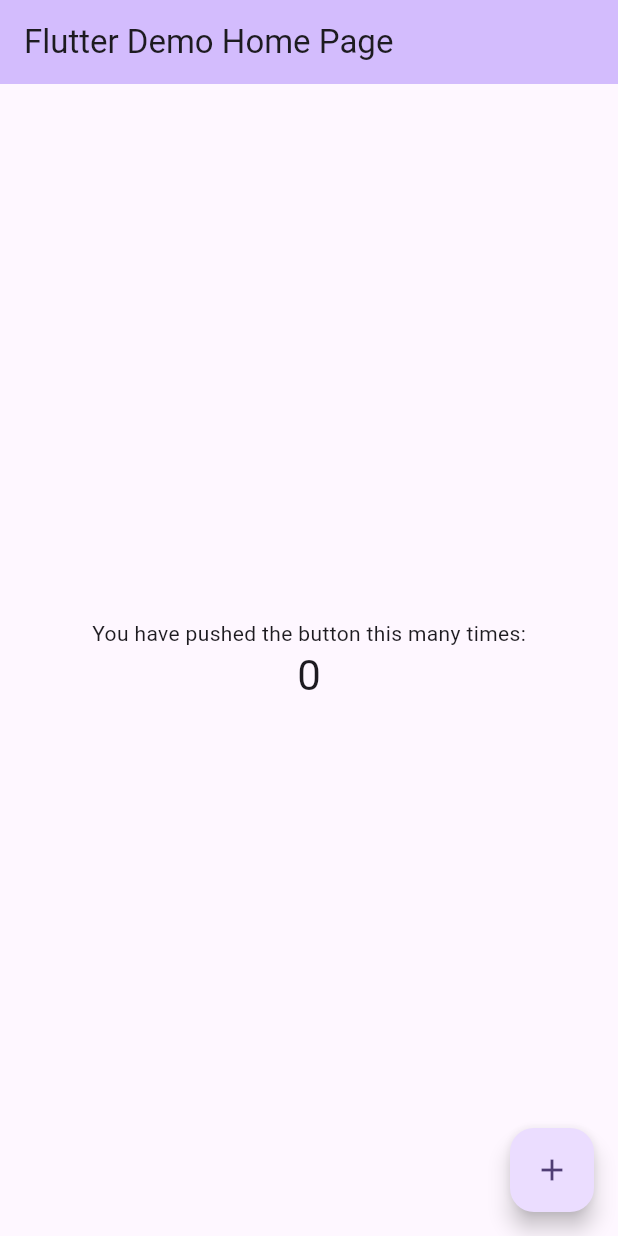
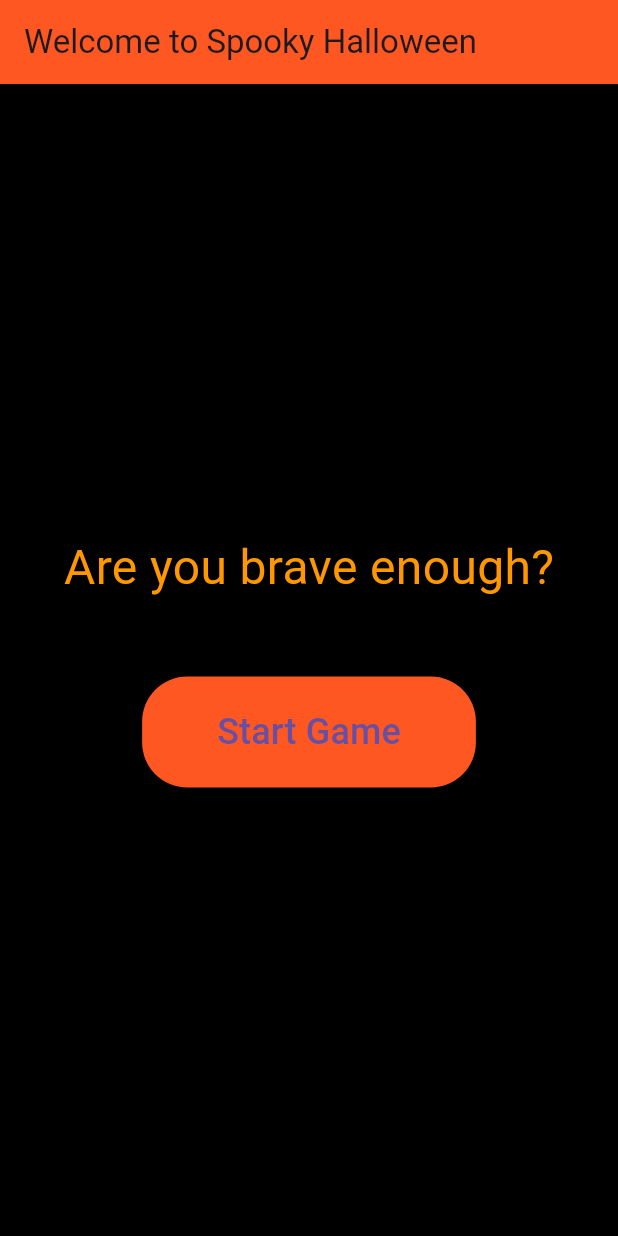
Before and after one commit to ChristianSpencer7/inclass7, a Flutter app: the screen it shows after launch, on a phone screen of 412 x 824 dp. Run offline on Flutter 3.47's test engine with Material 3 defaults, Android fonts, the phone set to English and light mode, and no system bars; drawn by our look-alikes of animated_text_kit; our stand-ins replace google_fonts, just_audio; missing offline and left inert: flame; Roboto replaces fonts that are missing (Creepster).

Commit message:
adding all working features

```diff
--- a/lib/main.dart
+++ b/lib/main.dart
@@ -1,125 +1,82 @@
+// lib/main.dart
+
 import 'package:flutter/material.dart';
+import 'package:google_fonts/google_fonts.dart';
+import 'game_screen.dart';
+import 'package:animated_text_kit/animated_text_kit.dart';
 
 void main() {
-  runApp(const MyApp());
+  runApp(SpookyHalloweenApp());
 }
 
-class MyApp extends StatelessWidget {
-  const MyApp({super.key});
-
-  // This widget is the root of your application.
+class SpookyHalloweenApp extends StatelessWidget {
   @override
   Widget build(BuildContext context) {
     return MaterialApp(
-      title: 'Flutter Demo',
+      title: 'Spooky Halloween App',
       theme: ThemeData(
-        // This is the theme of your application.
-        //
-        // TRY THIS: Try running your application with "flutter run". You'll see
-        // the application has a purple toolbar. Then, without quitting the app,
-        // try changing the seedColor in the colorScheme below to Colors.green
-        // and then invoke "hot reload" (save your changes or press the "hot
-        // reload" button in a Flutter-supported IDE, or press "r" if you used
-        // the command line to start the app).
-        //
-        // Notice that the counter didn't reset back to zero; the application
-        // state is not lost during the reload. To reset the state, use hot
-        // restart instead.
-        //
-        // This works for code too, not just values: Most code changes can be
-        // tested with just a hot reload.
-        colorScheme: ColorScheme.fromSeed(seedColor: Colors.deepPurple),
-        useMaterial3: true,
+        primarySwatch: Colors.orange,
+        textTheme: GoogleFonts.creepsterTextTheme(
+          Theme.of(context).textTheme,
+        ),
       ),
-      home: const MyHomePage(title: 'Flutter Demo Home Page'),
+      home: HomeScreen(),
+      debugShowCheckedModeBanner: false,
     );
   }
 }
 
-class MyHomePage extends StatefulWidget {
-  const MyHomePage({super.key, required this.title});
-
-  // This widget is the home page of your application. It is stateful, meaning
-  // that it has a State object (defined below) that contains fields that affect
-  // how it looks.
-
-  // This class is the configuration for the state. It holds the values (in this
-  // case the title) provided by the parent (in this case the App widget) and
-  // used by the build method of the State. Fields in a Widget subclass are
-  // always marked "final".
-
-  final String title;
-
-  @override
-  State<MyHomePage> createState() => _MyHomePageState();
-}
-
-class _MyHomePageState extends State<MyHomePage> {
-  int _counter = 0;
-
-  void _incrementCounter() {
-    setState(() {
-      // This call to setState tells the Flutter framework that something has
-      // changed in this State, which causes it to rerun the build method below
-      // so that the display can reflect the updated values. If we changed
-      // _counter without calling setState(), then the build method would not be
-      // called again, and so nothing would appear to happen.
-      _counter++;
-    });
-  }
-
+class HomeScreen extends StatelessWidget {
   @override
   Widget build(BuildContext context) {
-    // This method is rerun every time setState is called, for instance as done
-    // by the _incrementCounter method above.
-    //
-    // The Flutter framework has been optimized to make rerunning build methods
-    // fast, so that you can just rebuild anything that needs updating rather
-    // than having to individually change instances of widgets.
     return Scaffold(
+      backgroundColor: Colors.black,
       appBar: AppBar(
-        // TRY THIS: Try changing the color here to a specific color (to
-        // Colors.amber, perhaps?) and trigger a hot reload to see the AppBar
-        // change color while the other colors stay the same.
-        backgroundColor: Theme.of(context).colorScheme.inversePrimary,
-        // Here we take the value from the MyHomePage object that was created by
-        // the App.build method, and use it to set our appbar title.
-        title: Text(widget.title),
+        title: Text('Welcome to Spooky Halloween'),
+        backgroundColor: Colors.deepOrange,
       ),
       body: Center(
-        // Center is a layout widget. It takes a single child and positions it
-        // in the middle of the parent.
         child: Column(
-          // Column is also a layout widget. It takes a list of children and
-          // arranges them vertically. By default, it sizes itself to fit its
-          // children horizontally, and tries to be as tall as its parent.
-          //
-          // Column has various properties to control how it sizes itself and
-          // how it positions its children. Here we use mainAxisAlignment to
-          // center the children vertically; the main axis here is the vertical
-          // axis because Columns are vertical (the cross axis would be
-          // horizontal).
-          //
-          // TRY THIS: Invoke "debug painting" (choose the "Toggle Debug Paint"
-          // action in the IDE, or press "p" in the console), to see the
-          // wireframe for each widget.
           mainAxisAlignment: MainAxisAlignment.center,
           children: <Widget>[
-            const Text(
-              'You have pushed the button this many times:',
+            // Animated Welcome Text
+            AnimatedTextKit(
+              animatedTexts: [
+                TyperAnimatedText(
+                  'Are you brave enough?',
+                  textStyle: TextStyle(
+                    fontSize: 32,
+                    color: Colors.orange,
+                  ),
+                  speed: Duration(milliseconds: 100),
+                ),
+              ],
+              isRepeatingAnimation: false,
             ),
-            Text(
-              '$_counter',
-              style: Theme.of(context).textTheme.headlineMedium,
+            SizedBox(height: 50),
+            // Start Button
+            ElevatedButton(
+              onPressed: () {
+                Navigator.push(
+                  context,
+                  MaterialPageRoute(builder: (context) => GameScreen()),
+                );
+              },
+              style: ElevatedButton.styleFrom(
+                backgroundColor: Colors.deepOrange, // Updated from 'primary'
+                padding: EdgeInsets.symmetric(horizontal: 50, vertical: 20),
+                shape: RoundedRectangleBorder(
+                  borderRadius: BorderRadius.circular(30),
+                ),
+              ),
+              child: Text(
+                'Start Game',
+                style: TextStyle(fontSize: 24),
+              ),
             ),
           ],
         ),
       ),
-      floatingActionButton: FloatingActionButton(
-        onPressed: _incrementCounter,
-        tooltip: 'Increment',
-        child: const Icon(Icons.add),
-      ), // This trailing comma makes auto-formatting nicer for build methods.
     );
   }
 }
```
Also changed, not shown: lib/game_screen.dart (added, +309 -0 lines), pubspec.yaml (+12 -1 lines), lib/assets/images/background.png (added), lib/assets/images/bat.png (added), lib/assets/images/ghost.png (added), lib/assets/images/pumpkin.png (added), lib/assets/images/skeleton.png (added), lib/assets/images/witch.png (added), pubspec.lock, 16 other files.
